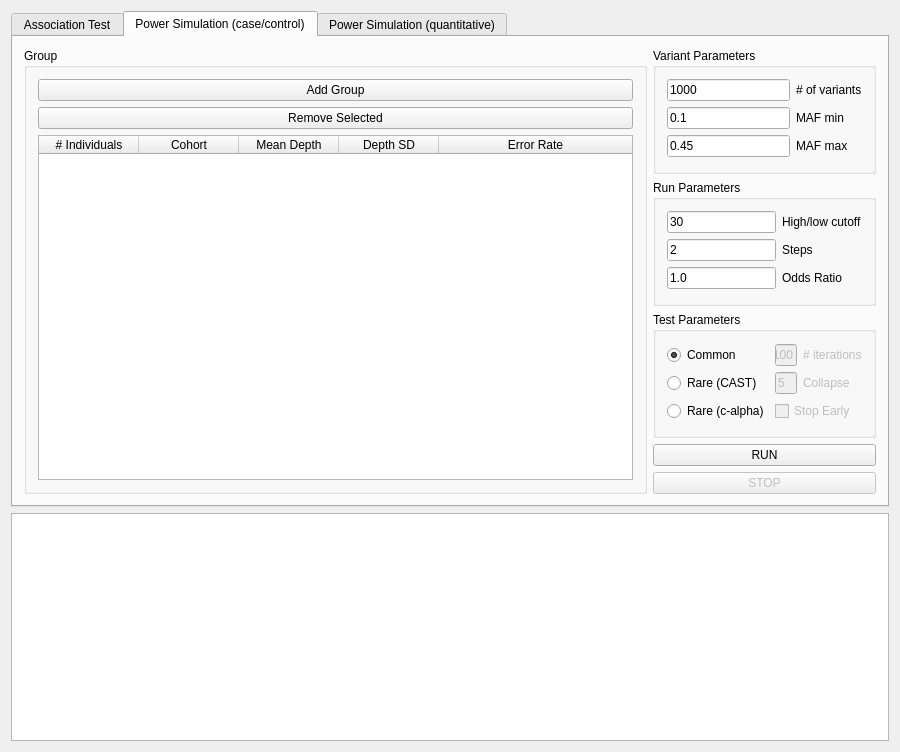
This is gui/ui/mainwindow.ui in ScottMastro/VikNGS as Qt 5 draws it before an edit. The edited form follows.
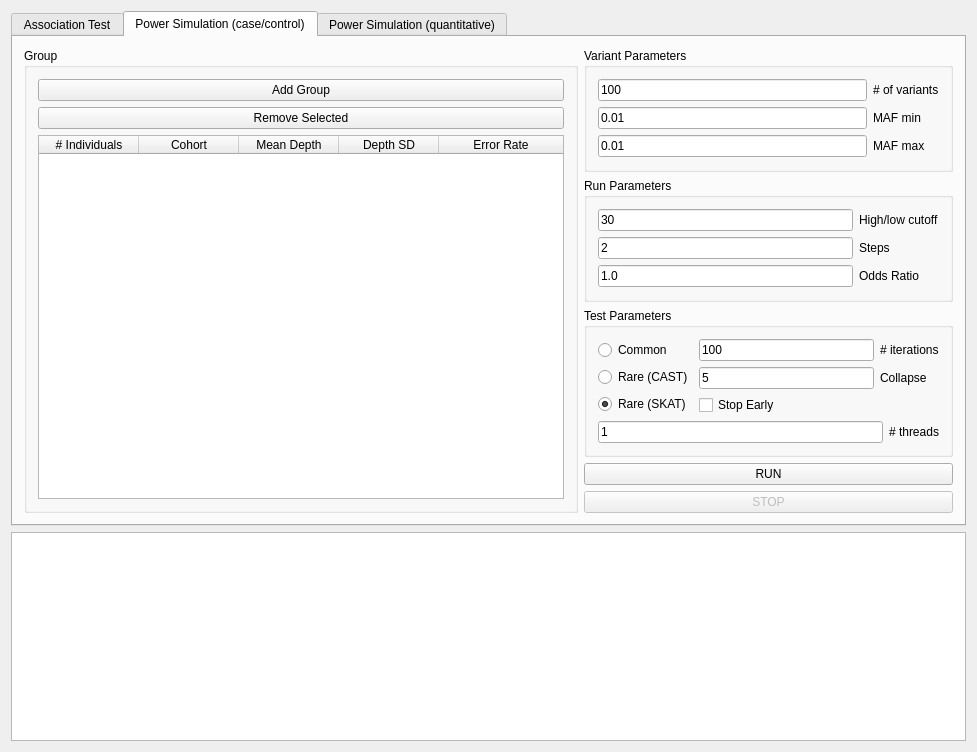
This is the edited form. The open tabs and pages were chosen to show the change.

```diff
--- a/gui/ui/mainwindow.ui
+++ b/gui/ui/mainwindow.ui
@@ -6,7 +6,7 @@
    <rect>
     <x>0</x>
     <y>0</y>
-    <width>900</width>
+    <width>977</width>
     <height>752</height>
    </rect>
   </property>
@@ -576,7 +576,7 @@
        <attribute name="title">
         <string>Power Simulation (case/control)</string>
        </attribute>
-       <layout class="QHBoxLayout" name="horizontalLayout_8" stretch="4,1">
+       <layout class="QHBoxLayout" name="horizontalLayout_8" stretch="3,2">
         <item>
          <widget class="QGroupBox" name="sim_groupGrp">
           <property name="title">
@@ -606,6 +606,9 @@
              <property name="enabled">
               <bool>true</bool>
              </property>
+             <attribute name="horizontalHeaderDefaultSectionSize">
+              <number>100</number>
+             </attribute>
              <attribute name="horizontalHeaderStretchLastSection">
               <bool>true</bool>
              </attribute>
@@ -653,14 +656,14 @@
              <item row="2" column="0">
               <widget class="QLineEdit" name="sim_variantMafMaxTxt">
                <property name="text">
-                <string>0.45</string>
+                <string>0.01</string>
                </property>
               </widget>
              </item>
              <item row="0" column="0">
               <widget class="QLineEdit" name="sim_variantSizeTxt">
                <property name="text">
-                <string>1000</string>
+                <string>100</string>
                </property>
               </widget>
              </item>
@@ -697,7 +700,7 @@
              <item row="1" column="0">
               <widget class="QLineEdit" name="sim_variantMafMinTxt">
                <property name="text">
-                <string>0.1</string>
+                <string>0.01</string>
                </property>
               </widget>
              </item>
@@ -769,6 +772,8 @@
             <property name="title">
              <string>Test Parameters</string>
             </property>
+            <layout class="QVBoxLayout" name="verticalLayout_19">
+             <item>
             <layout class="QHBoxLayout" name="horizontalLayout_4">
              <item>
               <layout class="QVBoxLayout" name="verticalLayout_6">
@@ -778,7 +783,7 @@
                   <string>Common</string>
                  </property>
                  <property name="checked">
-                  <bool>true</bool>
+                    <bool>false</bool>
                  </property>
                 </widget>
                </item>
@@ -795,7 +800,10 @@
                <item>
                 <widget class="QRadioButton" name="sim_testRareCalphaBtn">
                  <property name="text">
-                  <string>Rare (c-alpha)</string>
+                    <string>Rare (SKAT)</string>
+                   </property>
+                   <property name="checked">
+                    <bool>true</bool>
                  </property>
                 </widget>
                </item>
@@ -810,7 +818,7 @@
                    <item row="0" column="1">
                     <widget class="QLabel" name="sim_testBootLbl">
                      <property name="enabled">
-                      <bool>false</bool>
+                        <bool>true</bool>
                      </property>
                      <property name="text">
                       <string># iterations</string>
@@ -820,7 +828,7 @@
                    <item row="1" column="1">
                     <widget class="QLabel" name="sim_collapseLbl">
                      <property name="enabled">
-                      <bool>false</bool>
+                        <bool>true</bool>
                      </property>
                      <property name="text">
                       <string>Collapse </string>
@@ -830,7 +838,7 @@
                    <item row="0" column="0">
                     <widget class="QLineEdit" name="sim_testBootTxt">
                      <property name="enabled">
-                      <bool>false</bool>
+                        <bool>true</bool>
                      </property>
                      <property name="text">
                       <string>100</string>
@@ -840,7 +848,7 @@
                    <item row="1" column="0">
                     <widget class="QLineEdit" name="sim_collapseTxt">
                      <property name="enabled">
-                      <bool>false</bool>
+                        <bool>true</bool>
                      </property>
                      <property name="text">
                       <string>5</string>
@@ -854,10 +862,30 @@
                <item>
                 <widget class="QCheckBox" name="sim_testStopChk">
                  <property name="enabled">
-                  <bool>false</bool>
+                    <bool>true</bool>
                  </property>
                  <property name="text">
                   <string>Stop Early</string>
+                   </property>
+                  </widget>
+                 </item>
+                </layout>
+               </item>
+              </layout>
+             </item>
+             <item>
+              <layout class="QHBoxLayout" name="horizontalLayout_11">
+               <item>
+                <widget class="QLineEdit" name="sim_threadsTxt">
+                 <property name="text">
+                  <string>1</string>
+                 </property>
+                </widget>
+               </item>
+               <item>
+                <widget class="QLabel" name="sim_threadsLbl">
+                 <property name="text">
+                  <string># threads</string>
                  </property>
                 </widget>
                </item>
```
Left out of the diff: 35 changed lines with no effect on the pictures. Lines whose indentation alone changed are shown as unchanged.
